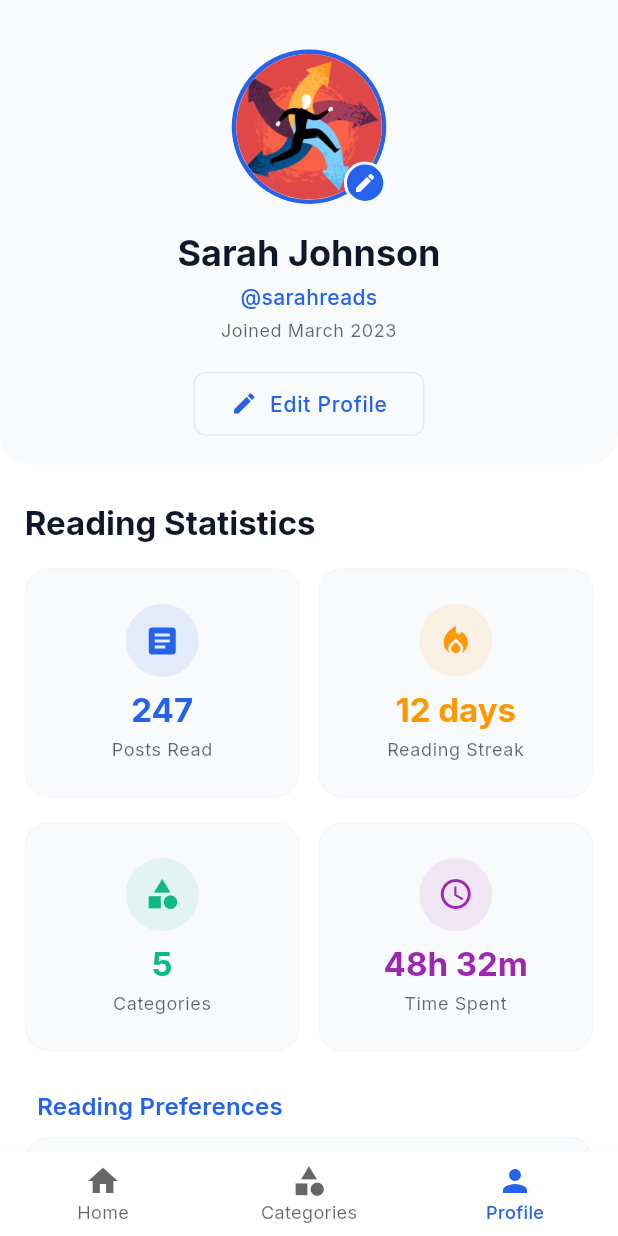
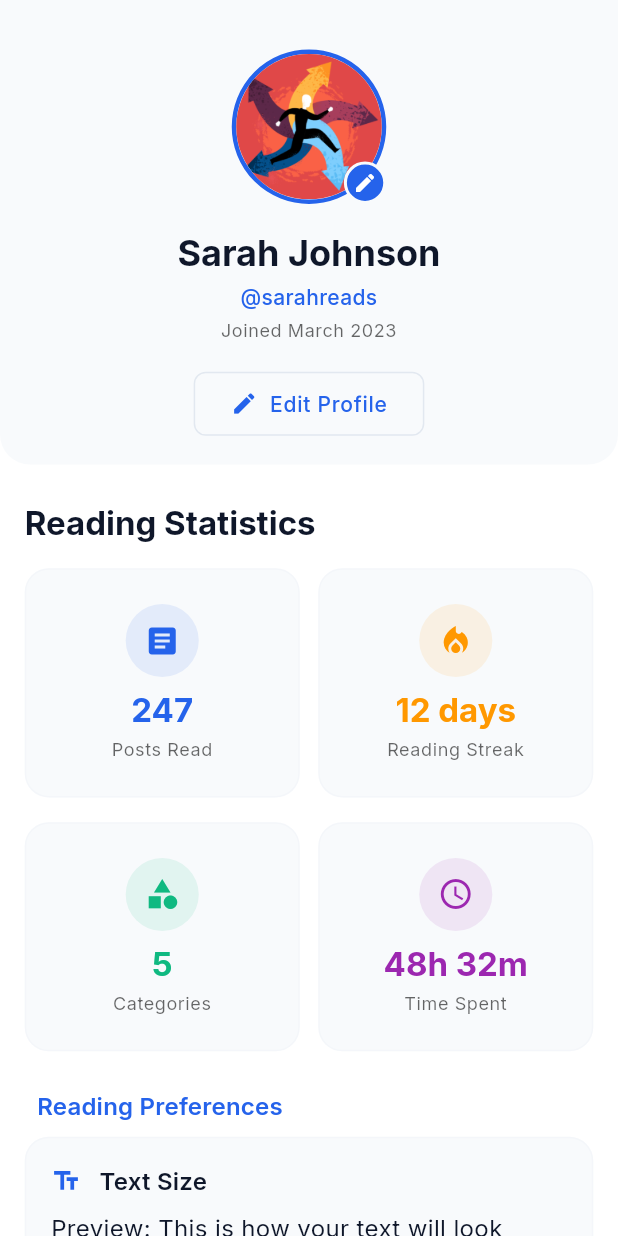
Before and after one commit to Shandaa-x/bloghub, a Flutter app: the ProfileScreen screen opened by its route, on a phone screen of 412 x 824 dp. Run offline on Flutter 3.47's test engine with Material 3 defaults, Android fonts, the phone set to English and light mode, and no system bars; drawn by our look-alikes of cached_network_image; our stand-ins replace cloud_firestore, connectivity_plus, firebase_auth, firebase_core, firebase_storage, google_fonts and 3 more; missing offline and left inert: dart:html, dart:js_interop; accounts and stored records are empty; network calls fail.

```diff
--- a/lib/auth/login_screen.dart
+++ b/lib/auth/login_screen.dart
@@ -74,7 +74,7 @@ class _LoginScreenState extends State<LoginScreen> {
           _passwordController.clear();
 
           // Navigate to home screen
-          Navigator.pushReplacementNamed(context, AppRoutes.homeScreen);
+          Navigator.pushReplacementNamed(context, AppRoutes.bottomNav);
         }
       } on FirebaseAuthException catch (e) {
         setState(() {
--- a/lib/auth/verif_widget.dart
+++ b/lib/auth/verif_widget.dart
@@ -3,6 +3,8 @@
 import 'package:flutter/material.dart';
 import 'package:firebase_auth/firebase_auth.dart';
 import 'package:cloud_firestore/cloud_firestore.dart';
+
+import '../routes/app_routes.dart';
 
 class UserDataVerificationWidget extends StatelessWidget {
   final String userId;
@@ -134,7 +136,7 @@ class UserDataVerificationWidget extends StatelessWidget {
                   width: double.infinity,
                   child: ElevatedButton(
                     onPressed: () {
-                      Navigator.pushReplacementNamed(context, '/home-screen');
+                      Navigator.pushNamed(context, AppRoutes.bottomNav);
                     },
                     child: Text('Continue to App'),
                   ),
--- a/lib/presentation/profile_screen/profile_screen.dart
+++ b/lib/presentation/profile_screen/profile_screen.dart
@@ -80,7 +80,6 @@ class _ProfileScreenState extends State<ProfileScreen> {
           ),
         ),
       ),
-      bottomNavigationBar: _buildBottomNavigationBar(),
     );
   }
 
@@ -538,64 +537,6 @@ class _ProfileScreenState extends State<ProfileScreen> {
     );
   }
 
-  Widget _buildBottomNavigationBar() {
-    return BottomNavigationBar(
-      currentIndex: _currentIndex,
-      onTap: (index) {
-        setState(() => _currentIndex = index);
-        switch (index) {
-          case 0:
-            Navigator.pushReplacementNamed(context, '/home-screen');
-            break;
-          case 1:
-            Navigator.pushReplacementNamed(context, '/categories-screen');
-            break;
-          case 2:
-            // Already on profile screen
-            break;
-        }
-      },
-      items: [
-        BottomNavigationBarItem(
-          icon: CustomIconWidget(
-            iconName: 'home',
-            color: _currentIndex == 0
-                ? Theme.of(context).bottomNavigationBarTheme.selectedItemColor!
-                : Theme.of(context)
-                    .bottomNavigationBarTheme
-                    .unselectedItemColor!,
-            size: 24,
-          ),
-          label: 'Home',
-        ),
-        BottomNavigationBarItem(
-          icon: CustomIconWidget(
-            iconName: 'category',
-            color: _currentIndex == 1
-                ? Theme.of(context).bottomNavigationBarTheme.selectedItemColor!
-                : Theme.of(context)
-                    .bottomNavigationBarTheme
-                    .unselectedItemColor!,
-            size: 24,
-          ),
-          label: 'Categories',
-        ),
-        BottomNavigationBarItem(
-          icon: CustomIconWidget(
-            iconName: 'person',
-            color: _currentIndex == 2
-                ? Theme.of(context).bottomNavigationBarTheme.selectedItemColor!
-                : Theme.of(context)
-                    .bottomNavigationBarTheme
-                    .unselectedItemColor!,
-            size: 24,
-          ),
-          label: 'Profile',
-        ),
-      ],
-    );
-  }
-
   // Dialog methods
   void _showEditProfileDialog() {
     showDialog(
--- a/lib/routes/app_routes.dart
+++ b/lib/routes/app_routes.dart
@@ -1,5 +1,6 @@
 import 'package:bloghub/auth/login_screen.dart';
 import 'package:bloghub/presentation/add_blog_screen/add_blog_screen.dart';
+import 'package:bloghub/presentation/bottom_nav/bottom_nav.dart';
 import 'package:flutter/material.dart';
 import '../auth/register_screen.dart';
 import '../presentation/home_screen/home_screen.dart';
@@ -14,6 +15,7 @@ class AppRoutes {
   static const String profileScreen = '/profile-screen';
   static const String registerScreen = '/register-screen';
   static const String addBlogScreen = '/add-blog-screen';
+  static const String bottomNav = '/bottom-nav';
 
   static Map<String, WidgetBuilder> routes = {
     initial: (context) => const LoginScreen(),
@@ -22,6 +24,7 @@ class AppRoutes {
     profileScreen: (context) => const ProfileScreen(),
     registerScreen: (context) => const RegisterScreen(),
     addBlogScreen: (context) => const AddBlogScreen(),
+    bottomNav: (context) => const BottomNav(),
     // TODO: Add your other routes here
   };
 }
```
Also changed, not shown: lib/presentation/bottom_nav/bottom_nav.dart (added, +67 -0 lines), lib/presentation/home_screen/home_screen.dart (+10 -52 lines), lib/presentation/home_screen/widgets/blog_post_card_widget.dart (+34 -80 lines).
